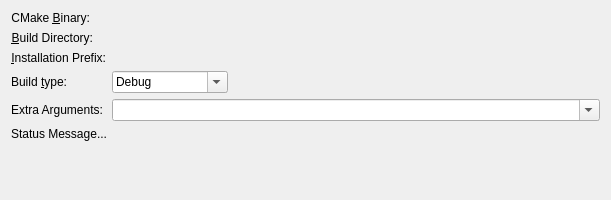
The window that projectmanagers/cmake/cmakebuilddirchooser.ui (KDE/kdevelop) describes before a commit, drawn with Qt 5.
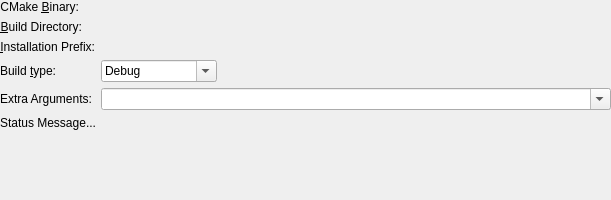
The same window after the commit. Custom widgets are drawn as their Qt base class.

Commit message: Remove additional margin around qmake/cmake build dir chooser content

What changed in the file:
```diff
--- a/projectmanagers/cmake/cmakebuilddirchooser.ui
+++ b/projectmanagers/cmake/cmakebuilddirchooser.ui
@@ -20,6 +20,9 @@
    <property name="fieldGrowthPolicy">
     <enum>QFormLayout::ExpandingFieldsGrow</enum>
    </property>
+   <property name="margin">
+    <number>0</number>
+   </property>
    <item row="0" column="0">
     <widget class="QLabel" name="label_5">
      <property name="text">
```
The commit also changes 1 other file.
